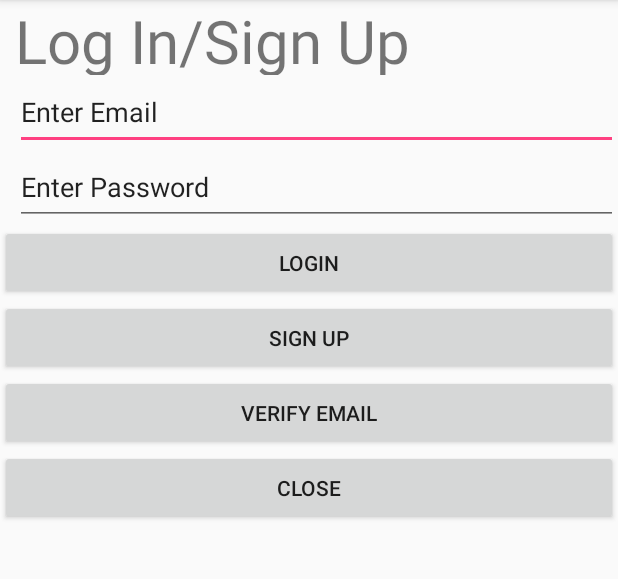
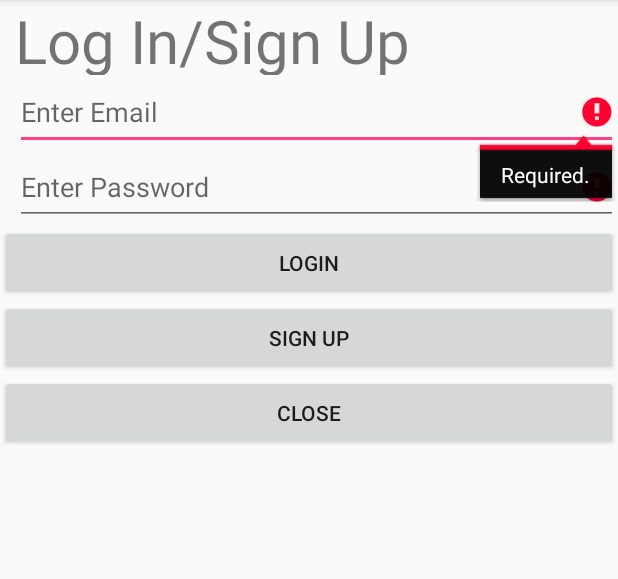
Before and after one commit to Cmashforth/ComSci4thYear, an Android app: the LogInActivity screen opened directly, with no data from a screen before it, after a tap on "LOGIN", on a phone screen of 412 x 824 dp, the part 84-663 px from its top. Run offline under Robolectric (Android 15) with nearby library versions, the phone set to English and light mode, and no system bars; our stand-ins replace Firebase (no records; nobody signed in at launch, a user with empty details on screens opened directly).

Commit message:
Diss: Uploads to Data Storage and DB now working correctly, cleaned up LogIn Page and imports on MainActivity

```diff
--- a/Dissertation/EyeSpy/app/src/main/java/com/example/chris/eyespy/Upload.java
+++ b/Dissertation/EyeSpy/app/src/main/java/com/example/chris/eyespy/Upload.java
@@ -11,10 +11,6 @@
 
     public String value;
 
-    public Upload(){
-
-    }
-
     public Upload(String value){
         this.value = value;
     }
--- a/Dissertation/EyeSpy/app/src/main/res/layout/activity_popuplogin.xml
+++ b/Dissertation/EyeSpy/app/src/main/res/layout/activity_popuplogin.xml
@@ -4,7 +4,7 @@
     android:orientation="vertical"
     android:layout_width="match_parent"
     android:layout_height="match_parent"
-    tools:context="com.example.chris.eyespy.LogInPopUp">
+    tools:context="com.example.chris.eyespy.LogInActivity">
 
     <TextView
         android:layout_height="50dp"
@@ -20,7 +20,7 @@
         android:layout_height="50dp"
         android:layout_below="@id/LoginText"
         android:inputType="text"
-        android:text= "Enter Email"
+        android:hint="Enter Email"
         android:layout_marginLeft="10dp"
         android:id="@+id/Email"/>
 
@@ -29,7 +29,7 @@
         android:layout_height="50dp"
         android:layout_below="@id/Email"
         android:inputType="text"
-        android:text= "Enter Password"
+        android:hint= "Enter Password"
         android:layout_marginLeft="10dp"
         android:id="@+id/Password"/>
 
@@ -53,14 +53,6 @@
         android:layout_width="match_parent"
         android:layout_height="50dp"
         android:layout_below="@id/SignUpButton"
-        android:text="Verify Email"
-        android:id="@+id/VerifyEmailButton"
-        android:onClick="onClick"/>
-
-    <Button
-        android:layout_width="match_parent"
-        android:layout_height="50dp"
-        android:layout_below="@id/VerifyEmailButton"
         android:text="Close"
         android:id="@+id/CloseButton"
         android:onClick="onClick"/>
```
Also changed, not shown: Dissertation/EyeSpy/app/src/main/java/com/example/chris/eyespy/LogInActivity.java (+4 -29 lines), Dissertation/EyeSpy/app/src/main/java/com/example/chris/eyespy/MainActivity.java (+36 -28 lines), Dissertation/EyeSpy/app/src/main/res/layout/activity_main.xml (+9 -0 lines).
